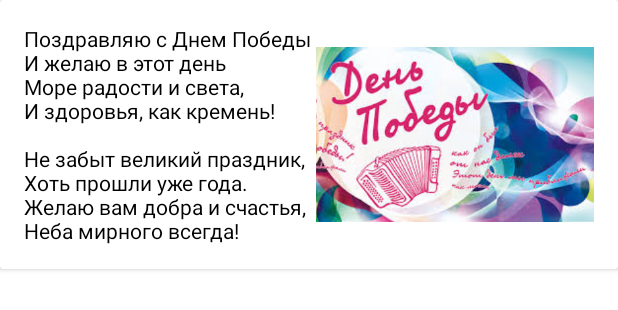
After one commit to e-kleban/MyTestApplication, an Android app: the layout item_card.xml on its own in the app's theme, with its tools: preview values and no code run, on a phone screen of 412 x 824 dp. The commit adds this screen. Shown: the top 310 px of the screen. Run offline under Robolectric (Android 15) with nearby library versions, the phone set to English and light mode, and no system bars.

Commit message:
add cardlist, cardshowfragment

```diff
--- a/app/build.gradle
+++ b/app/build.gradle
@@ -49,5 +49,6 @@ dependencies {
     implementation "androidx.lifecycle:lifecycle-viewmodel-ktx:$lifecycle_version"
     // LiveData
     implementation "androidx.lifecycle:lifecycle-livedata-ktx:$lifecycle_version"
+    implementation 'com.daimajia.androidanimations:library:2.4@aar'
 
 }
--- /dev/null
+++ b/app/src/main/java/by/kleban/myapplication/CardsShowFragment.kt
@@ -0,0 +1,5 @@
+package by.kleban.myapplication
+
+
+class CardsShowFragment {
+}
--- a/app/src/main/java/by/kleban/myapplication/homework4/SnowdropShowFragment.kt
+++ b/app/src/main/java/by/kleban/myapplication/homework4/SnowdropShowFragment.kt
@@ -27,7 +27,7 @@ class SnowdropShowFragment : Fragment() {
         showRecyclerView.adapter = adapter
 
         val viewModel = ViewModelProvider(requireActivity()).get(SnowdropStartViewModel::class.java)
-        viewModel.snowdropLiveData.observe(this) { items ->
+        viewModel.snowdropLiveData.observe(viewLifecycleOwner) { items ->
             if (!items.isNullOrEmpty()) {
                 adapter.setItems(items)
             }
--- a/app/src/main/res/layout/fragment_welcome.xml
+++ b/app/src/main/res/layout/fragment_welcome.xml
@@ -15,7 +15,7 @@
         android:textColor="@color/black"
         android:textSize="36sp"
         android:textStyle="bold"
-        app:layout_constraintBottom_toTopOf="@id/txt_welcome_name"
+        app:layout_constraintBottom_toTopOf="@id/txt_welcome_name_day"
         app:layout_constraintEnd_toEndOf="parent"
         app:layout_constraintStart_toStartOf="parent"
         app:layout_constraintTop_toTopOf="parent"
@@ -23,7 +23,7 @@
         app:layout_constraintVertical_chainStyle="packed" />
 
     <TextView
-        android:id="@+id/txt_welcome_name"
+        android:id="@+id/txt_welcome_name_day"
         android:layout_width="wrap_content"
         android:layout_height="wrap_content"
         android:layout_margin="@dimen/margin_double"
@@ -47,7 +47,7 @@
         app:layout_constraintBottom_toBottomOf="parent"
         app:layout_constraintEnd_toEndOf="parent"
         app:layout_constraintStart_toStartOf="parent"
-        app:layout_constraintTop_toBottomOf="@+id/txt_welcome_name" />
+        app:layout_constraintTop_toBottomOf="@+id/txt_welcome_name_day" />
 
     <Button
         android:id="@+id/btn_show_cards"
--- /dev/null
+++ b/app/src/main/res/layout/item_card.xml
@@ -0,0 +1,36 @@
+<?xml version="1.0" encoding="utf-8"?>
+<androidx.cardview.widget.CardView xmlns:android="http://schemas.android.com/apk/res/android"
+    xmlns:app="http://schemas.android.com/apk/res-auto"
+    xmlns:tools="http://schemas.android.com/tools"
+    android:layout_width="match_parent"
+    android:layout_height="wrap_content">
+
+    <androidx.constraintlayout.widget.ConstraintLayout
+        android:layout_width="match_parent"
+        android:layout_height="wrap_content"
+        android:layout_margin="16dp">
+
+        <TextView
+            android:id="@+id/item_text_card"
+            android:layout_width="0dp"
+            android:layout_height="wrap_content"
+            android:textColor="@color/black"
+            app:layout_constraintBottom_toBottomOf="parent"
+            app:layout_constraintStart_toStartOf="parent"
+            app:layout_constraintTop_toTopOf="parent"
+            tools:text="Поздравляю с Днем Победы \nИ желаю в этот день\nМоре радости и света,\nИ здоровья, как кремень!\n\nНе забыт великий праздник,\nХоть прошли уже года.\nЖелаю вам добра и счастья,\nНеба мирного всегда!" />
+
+        <ImageView
+            android:id="@+id/item_img_card"
+            android:layout_width="0dp"
+            android:layout_height="0dp"
+            android:scaleType="centerInside"
+            app:layout_constraintBottom_toBottomOf="@id/item_text_card"
+            app:layout_constraintEnd_toEndOf="parent"
+            app:layout_constraintStart_toEndOf="@id/item_text_card"
+            app:layout_constraintTop_toTopOf="parent"
+            tools:src="@drawable/images_card" />
+
+    </androidx.constraintlayout.widget.ConstraintLayout>
+
+</androidx.cardview.widget.CardView>
```
Also changed, not shown: app/src/main/java/by/kleban/myapplication/Card.kt (added, +8 -0 lines), app/src/main/java/by/kleban/myapplication/CardList.kt (added, +58 -0 lines), app/src/main/java/by/kleban/myapplication/WelcomeFragment.kt (+11 -0 lines), app/src/main/res/layout/fragment_cards_show.xml (added, +7 -0 lines), app/src/main/res/drawable/images_card.jpeg (added).
